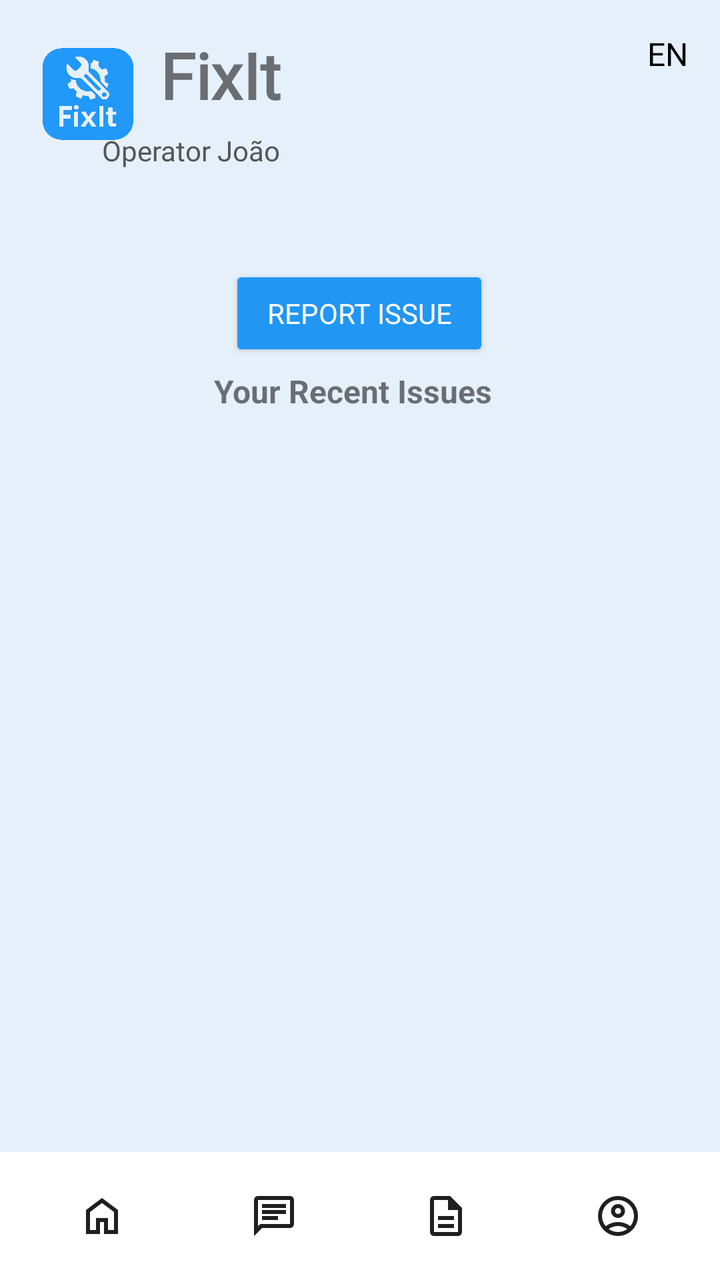
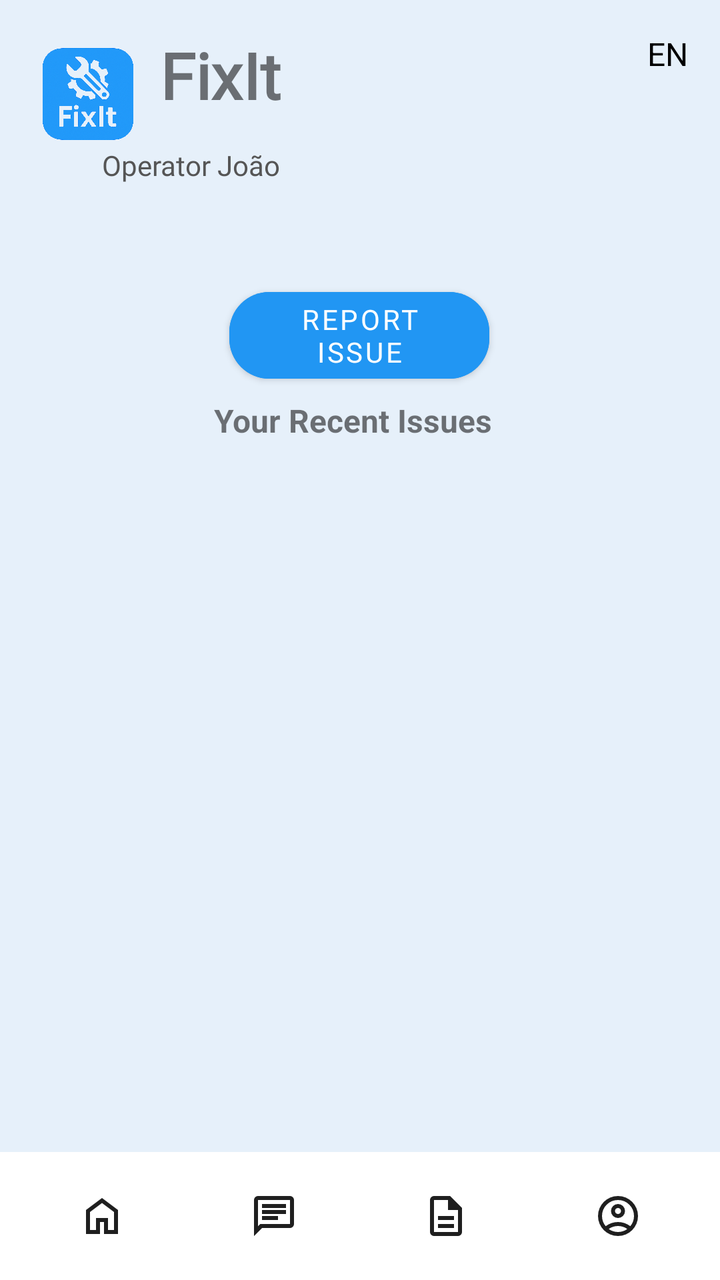

An Android layout rendered at two revisions. The XML below is the earlier revision; the diff shows what the commit changed to produce the second picture.
<!-- AndroidManifest.xml: application theme Theme.FixIt -->
<!-- res/layout/activity_operator_dashboard.xml -->
<?xml version="1.0" encoding="utf-8"?>
<androidx.constraintlayout.widget.ConstraintLayout xmlns:android="http://schemas.android.com/apk/res/android"
    xmlns:app="http://schemas.android.com/apk/res-auto"
    xmlns:tools="http://schemas.android.com/tools"
    android:layout_width="match_parent"
    android:layout_height="match_parent"
    android:background="#E6F0FA"
    tools:context=".OperatorDashboardActivity">

    <ImageView
        android:id="@+id/logoIcon"
        android:layout_width="56dp"
        android:layout_height="62dp"
        android:layout_marginStart="16dp"
        android:layout_marginTop="16dp"
        android:src="@drawable/fixit_logo"
        app:layout_constraintStart_toStartOf="parent"
        app:layout_constraintTop_toTopOf="parent" />

    <TextView
        android:id="@+id/appTitle"
        android:layout_width="wrap_content"
        android:layout_height="wrap_content"
        android:layout_marginStart="8dp"
        android:layout_marginTop="16dp"
        android:fontFamily="@font/rem"
        android:text="@string/app_name"
        android:textSize="32sp"
        android:textStyle="bold"
        app:layout_constraintStart_toEndOf="@id/logoIcon"
        app:layout_constraintTop_toTopOf="parent" />

    <TextView
        android:id="@+id/languageSwitcher"
        android:layout_width="wrap_content"
        android:layout_height="wrap_content"
        android:layout_marginTop="16dp"
        android:layout_marginEnd="16dp"
        android:text="EN"
        android:textColor="#000000"
        android:textSize="16sp"
        app:layout_constraintEnd_toEndOf="parent"
        app:layout_constraintTop_toTopOf="parent" />

    <TextView
        android:id="@+id/userRole"
        android:layout_width="wrap_content"
        android:layout_height="wrap_content"
        android:layout_marginTop="66dp"
        android:layout_marginEnd="241dp"
        android:layout_marginBottom="140dp"
        android:fontFamily="@font/roboto"
        android:text="Operator João"
        android:textColor="#555555"
        android:textSize="14sp"
        app:layout_constraintBottom_toTopOf="@+id/issuesScrollView"
        app:layout_constraintEnd_toEndOf="parent"
        app:layout_constraintStart_toEndOf="@+id/logoIcon"
        app:layout_constraintTop_toTopOf="parent" />

    <Button
        android:id="@+id/reportIssueButton"
        android:layout_width="130dp"
        android:layout_height="wrap_content"
        android:layout_marginTop="48dp"
        android:backgroundTint="#2196F3"
        android:fontFamily="@font/roboto"
        android:text="Report Issue"
        android:textColor="#FFFFFF"
        app:cornerRadius="16dp"
        app:layout_constraintEnd_toEndOf="parent"
        app:layout_constraintHorizontal_bias="0.498"
        app:layout_constraintStart_toStartOf="parent"
        app:layout_constraintTop_toBottomOf="@id/userRole"
        tools:ignore="TouchTargetSizeCheck" />

    <TextView
        android:id="@+id/recentIssuesLabel"
        android:layout_width="wrap_content"
        android:layout_height="wrap_content"
        android:layout_marginTop="4dp"
        android:text="Your Recent Issues"
        android:textSize="16sp"
        android:textStyle="bold"
        app:layout_constraintEnd_toEndOf="parent"
        app:layout_constraintHorizontal_bias="0.485"
        app:layout_constraintStart_toStartOf="parent"
        app:layout_constraintTop_toBottomOf="@id/reportIssueButton" />

    <ScrollView
        android:id="@+id/issuesScrollView"
        android:layout_width="0dp"
        android:layout_height="0dp"
        android:layout_marginTop="18dp"
        android:layout_marginBottom="8dp"
        app:layout_constraintBottom_toTopOf="@+id/bottomNavBar"
        app:layout_constraintEnd_toEndOf="parent"
        app:layout_constraintStart_toStartOf="parent"
        app:layout_constraintTop_toBottomOf="@id/recentIssuesLabel"
        tools:ignore="SpeakableTextPresentCheck">

        <LinearLayout
            android:id="@+id/issuesContainer"
            android:layout_width="match_parent"
            android:layout_height="wrap_content"
            android:orientation="vertical"
            android:padding="8dp" />
    </ScrollView>

    <include
        android:id="@+id/bottomNavBar"
        layout="@layout/component_bottom_nav"
        android:layout_width="match_parent"
        android:layout_height="wrap_content"
        app:layout_constraintBottom_toBottomOf="parent" />

</androidx.constraintlayout.widget.ConstraintLayout>
<!-- res/layout/component_bottom_nav.xml (included above) -->
<?xml version="1.0" encoding="utf-8"?>
<LinearLayout xmlns:android="http://schemas.android.com/apk/res/android"
    xmlns:tools="http://schemas.android.com/tools"
    android:id="@+id/bottomNavBar"
    android:layout_width="match_parent"
    android:layout_height="60dp"
    android:background="#FFFFFF"
    android:baselineAligned="false"
    android:orientation="horizontal"
    android:padding="8dp">

    <FrameLayout
        android:id="@+id/nav_home"
        android:layout_width="0dp"
        android:layout_height="match_parent"
        android:layout_weight="1"
        android:clickable="true"
        android:focusable="true"
        android:minWidth="48dp"
        android:minHeight="48dp"
        tools:ignore="TouchTargetSizeCheck">

        <ImageView
            android:layout_width="wrap_content"
            android:layout_height="wrap_content"
            android:layout_gravity="center"
            android:contentDescription="Home"
            android:src="@drawable/ic_home" />
    </FrameLayout>

    <FrameLayout
        android:id="@+id/nav_messages"
        android:layout_width="0dp"
        android:layout_height="match_parent"
        android:layout_weight="1"
        android:clickable="true"
        android:focusable="true"
        android:minWidth="48dp"
        android:minHeight="48dp"
        tools:ignore="TouchTargetSizeCheck">

        <ImageView
            android:layout_width="wrap_content"
            android:layout_height="wrap_content"
            android:layout_gravity="center"
            android:contentDescription="Messages"
            android:src="@drawable/ic_messages" />
    </FrameLayout>

    <FrameLayout
        android:id="@+id/nav_reports"
        android:layout_width="0dp"
        android:layout_height="match_parent"
        android:layout_weight="1"
        android:clickable="true"
        android:focusable="true"
        android:minWidth="48dp"
        android:minHeight="48dp"
        tools:ignore="TouchTargetSizeCheck">

        <ImageView
            android:layout_width="wrap_content"
            android:layout_height="wrap_content"
            android:layout_gravity="center"
            android:contentDescription="Reports"
            android:src="@drawable/ic_reports" />
    </FrameLayout>

    <FrameLayout
        android:id="@+id/nav_profile"
        android:layout_width="0dp"
        android:layout_height="match_parent"
        android:layout_weight="1"
        android:clickable="true"
        android:focusable="true"
        android:minWidth="48dp"
        android:minHeight="48dp"
        tools:ignore="TouchTargetSizeCheck">

        <ImageView
            android:layout_width="wrap_content"
            android:layout_height="wrap_content"
            android:layout_gravity="center"
            android:contentDescription="Profile"
            android:src="@drawable/ic_profile" />
    </FrameLayout>

</LinearLayout>
<!-- resources referenced by this layout -->
<resources>
  <!-- drawable fixit_logo: png bitmap (drawable, 922112 bytes) -->
  <!-- drawable ic_home (drawable) -->
  <vector xmlns:android="http://schemas.android.com/apk/res/android"
      android:width="24dp"
      android:height="24dp"
      android:viewportWidth="960"
      android:viewportHeight="960">
    <path
        android:pathData="M240,760h120v-240h240v240h120v-360L480,220 240,400v360ZM160,840v-480l320,-240 320,240v480L520,840v-240h-80v240L160,840ZM480,490Z"
        android:fillColor="#1f1f1f"/>
  </vector>
  <!-- drawable ic_messages (drawable) -->
  <vector xmlns:android="http://schemas.android.com/apk/res/android"
      android:width="24dp"
      android:height="24dp"
      android:viewportWidth="960"
      android:viewportHeight="960">
    <path
        android:pathData="M240,560h320v-80L240,480v80ZM240,440h480v-80L240,360v80ZM240,320h480v-80L240,240v80ZM80,880v-720q0,-33 23.5,-56.5T160,80h640q33,0 56.5,23.5T880,160v480q0,33 -23.5,56.5T800,720L240,720L80,880ZM206,640h594v-480L160,160v525l46,-45ZM160,640v-480,480Z"
        android:fillColor="#1f1f1f"/>
  </vector>
  <!-- drawable ic_profile (drawable) -->
  <vector xmlns:android="http://schemas.android.com/apk/res/android"
      android:width="24dp"
      android:height="24dp"
      android:viewportWidth="960"
      android:viewportHeight="960">
    <path
        android:pathData="M234,684q51,-39 114,-61.5T480,600q69,0 132,22.5T726,684q35,-41 54.5,-93T800,480q0,-133 -93.5,-226.5T480,160q-133,0 -226.5,93.5T160,480q0,59 19.5,111t54.5,93ZM480,520q-59,0 -99.5,-40.5T340,380q0,-59 40.5,-99.5T480,240q59,0 99.5,40.5T620,380q0,59 -40.5,99.5T480,520ZM480,880q-83,0 -156,-31.5T197,763q-54,-54 -85.5,-127T80,480q0,-83 31.5,-156T197,197q54,-54 127,-85.5T480,80q83,0 156,31.5T763,197q54,54 85.5,127T880,480q0,83 -31.5,156T763,763q-54,54 -127,85.5T480,880ZM480,800q53,0 100,-15.5t86,-44.5q-39,-29 -86,-44.5T480,680q-53,0 -100,15.5T294,740q39,29 86,44.5T480,800ZM480,440q26,0 43,-17t17,-43q0,-26 -17,-43t-43,-17q-26,0 -43,17t-17,43q0,26 17,43t43,17ZM480,380ZM480,740Z"
        android:fillColor="#1f1f1f"/>
  </vector>
  <!-- drawable ic_reports (drawable) -->
  <vector xmlns:android="http://schemas.android.com/apk/res/android"
      android:width="24dp"
      android:height="24dp"
      android:viewportWidth="960"
      android:viewportHeight="960">
    <path
        android:pathData="M320,720h320v-80L320,640v80ZM320,560h320v-80L320,480v80ZM240,880q-33,0 -56.5,-23.5T160,800v-640q0,-33 23.5,-56.5T240,80h320l240,240v480q0,33 -23.5,56.5T720,880L240,880ZM520,360v-200L240,160v640h480v-440L520,360ZM240,160v200,-200 640,-640Z"
        android:fillColor="#1f1f1f"/>
  </vector>
  <string name="app_name">FixIt</string>
  <style name="Theme.FixIt" parent="Theme.AppCompat.Light.NoActionBar">
          <item name="colorPrimary">@color/purple_500</item>
          <item name="colorAccent">@color/teal_200</item>
          <item name="android:windowBackground">@color/light_blue</item>
      </style>
  <color name="purple_500">#FF6200EE</color>
  <color name="teal_200">#FF03DAC5</color>
  <color name="light_blue">#E6F0FA</color>
</resources>

<!-- the commit's change to res/layout/activity_operator_dashboard.xml (unified diff, before → after) -->
@@ -58,7 +58,7 @@
         app:layout_constraintStart_toEndOf="@+id/logoIcon"
         app:layout_constraintTop_toTopOf="parent" />
 
-    <Button
+    <com.google.android.material.button.MaterialButton
         android:id="@+id/reportIssueButton"
         android:layout_width="130dp"
         android:layout_height="wrap_content"
@@ -67,7 +67,7 @@
         android:fontFamily="@font/roboto"
         android:text="Report Issue"
         android:textColor="#FFFFFF"
-        app:cornerRadius="16dp"
+        app:cornerRadius="20dp"
         app:layout_constraintEnd_toEndOf="parent"
         app:layout_constraintHorizontal_bias="0.498"
         app:layout_constraintStart_toStartOf="parent"
<!-- resource entries referenced after the edit -->
@@ -42,13 +42,26 @@
         android:fillColor="#1f1f1f"/>
   </vector>
   <string name="app_name">FixIt</string>
-  <style name="Theme.FixIt" parent="Theme.AppCompat.Light.NoActionBar">
+  <style name="Theme.FixIt" parent="Theme.MaterialComponents.DayNight.NoActionBar">
+          
           <item name="colorPrimary">@color/purple_500</item>
           <item name="colorAccent">@color/teal_200</item>
+          <item name="colorPrimaryVariant">@color/purple_700</item>
+          <item name="colorOnPrimary">@color/white</item>
+          <item name="colorSecondary">@color/teal_200</item>
+          <item name="colorOnSecondary">@color/black</item>
+  
+          
           <item name="android:windowBackground">@color/light_blue</item>
+  
+          
+          <item name="android:forceDarkAllowed" tools:targetApi="q">true</item>
       </style>
   <color name="purple_500">#FF6200EE</color>
   <color name="teal_200">#FF03DAC5</color>
+  <color name="purple_700">#FF3700B3</color>
+  <color name="white">#FFFFFFFF</color>
+  <color name="black">#FF000000</color>
   <color name="light_blue">#E6F0FA</color>
 </resources>
 
